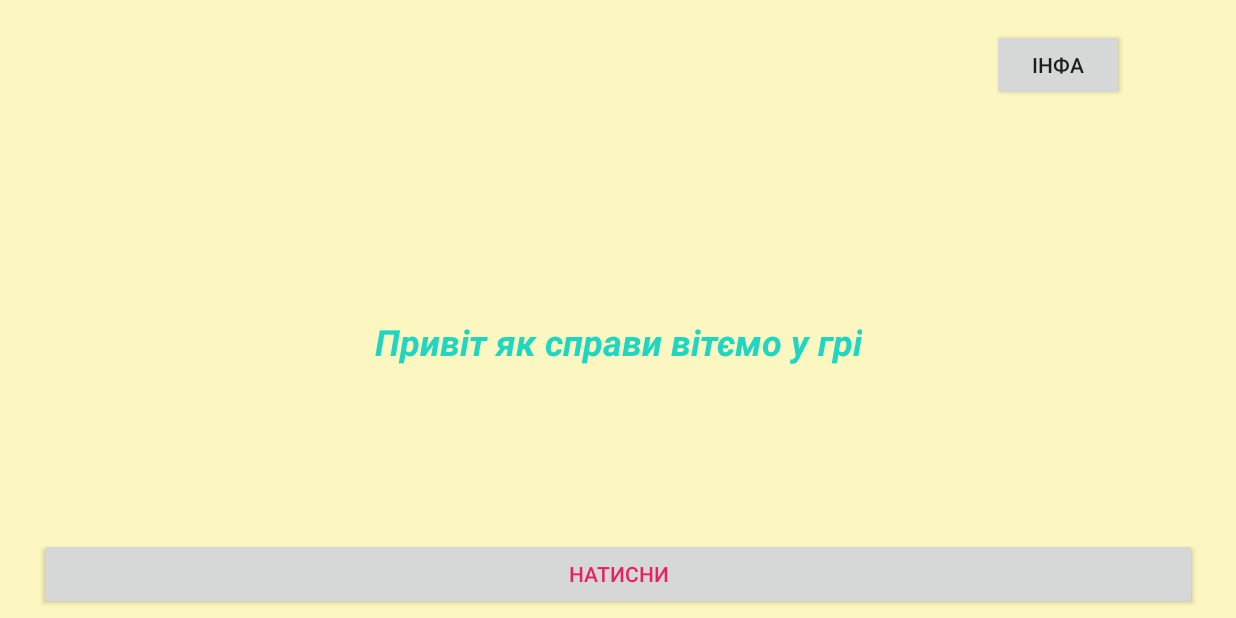
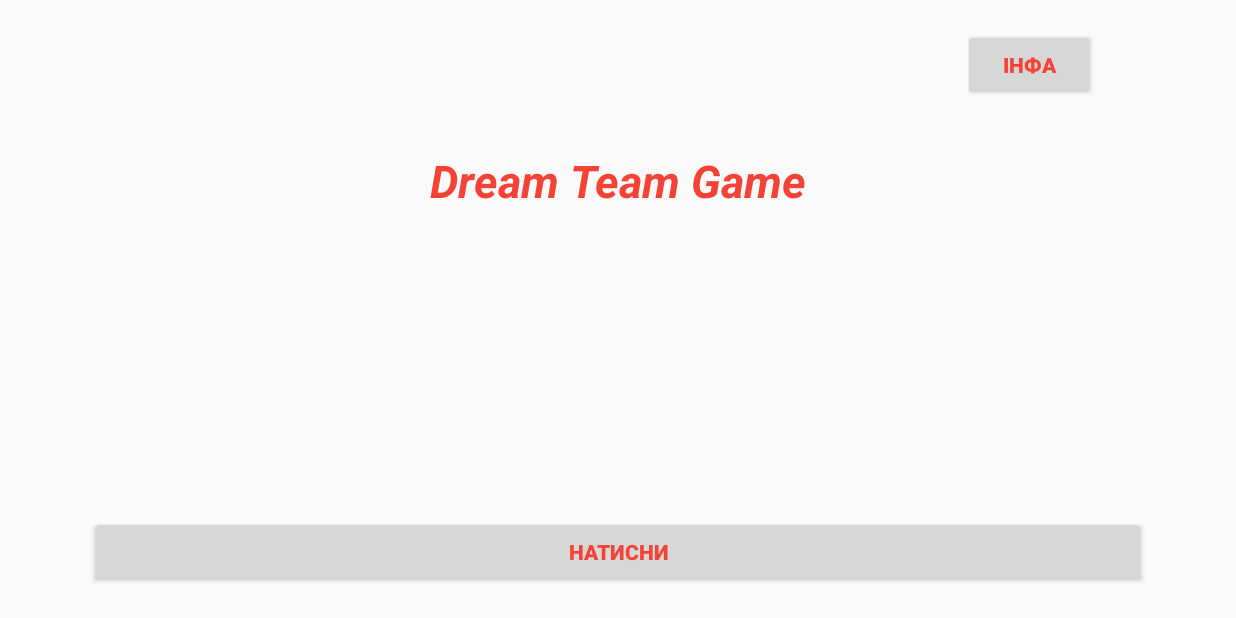
Before and after one commit to VadymMytr/Dream-Team-Game, an Android app: the screen it shows after launch (MainActivity), on a phone screen of 824 x 412 dp (held sideways). Run offline under Robolectric (Android 15) with nearby library versions, the phone set to English and light mode, and no system bars.

Commit message:
main screen change

```diff
--- a/app/src/main/res/layout/activity_main.xml
+++ b/app/src/main/res/layout/activity_main.xml
@@ -4,39 +4,43 @@
     xmlns:tools="http://schemas.android.com/tools"
     android:layout_width="match_parent"
     android:layout_height="match_parent"
-    android:background="#4DFFEB3B"
+    android:background="#00FFEB3B"
     tools:context=".MainActivity">
 
     <Button
         android:id="@+id/setIP"
         android:layout_width="0dp"
         android:layout_height="wrap_content"
-        android:layout_marginStart="26dp"
-        android:layout_marginEnd="26dp"
-        android:layout_marginBottom="5dp"
+        android:layout_marginStart="60dp"
+        android:layout_marginEnd="60dp"
         android:text="@string/tab"
-        android:textColor="#E91E63"
+        android:textColor="#F44336"
         android:textColorHint="#9C27B0"
+        android:textStyle="bold"
         app:layout_constraintBottom_toBottomOf="parent"
         app:layout_constraintEnd_toEndOf="parent"
-        app:layout_constraintStart_toStartOf="parent" />
+        app:layout_constraintHorizontal_bias="0.0"
+        app:layout_constraintStart_toStartOf="parent"
+        app:layout_constraintTop_toBottomOf="@+id/textView"
+        app:layout_constraintVertical_bias="0.90999997" />
 
     <TextView
         android:id="@+id/textView"
         android:layout_width="wrap_content"
         android:layout_height="wrap_content"
         android:layout_marginStart="24dp"
-        android:layout_marginTop="211dp"
+        android:layout_marginTop="100dp"
         android:layout_marginEnd="24dp"
         android:text="@string/hello"
-        android:textColor="#1ED6C1"
-        android:textSize="24sp"
+        android:textColor="#F44336"
+        android:textSize="30sp"
         android:textStyle="bold|italic"
         app:layout_constraintEnd_toEndOf="parent"
         app:layout_constraintStart_toStartOf="parent"
         app:layout_constraintTop_toTopOf="parent" />
+
     <Button
-        android:id="@+id/button2"
+        android:id="@+id/infobutton"
         android:layout_width="wrap_content"
         android:layout_height="wrap_content"
         android:layout_marginStart="26dp"
@@ -44,6 +48,8 @@
         android:layout_marginEnd="8dp"
 
         android:text="@string/info"
+        android:textColor="#F44336"
+        android:textStyle="bold"
         app:layout_constraintEnd_toEndOf="parent"
         app:layout_constraintHorizontal_bias="0.476"
         app:layout_constraintStart_toEndOf="@+id/textView"
--- a/app/src/main/res/values/strings.xml
+++ b/app/src/main/res/values/strings.xml
@@ -4,6 +4,6 @@
     <string name="answer">Відповідь</string>
     <string name="send">Відправити</string>
     <string name="info">інфа</string>
-    <string name="hello">Привіт як справи вітємо у грі</string>
-    <string name="tab">натисни</string>
+    <string name="hello">Dream Team Game</string>
+    <string name="tab">Натисни</string>
 </resources>
```
